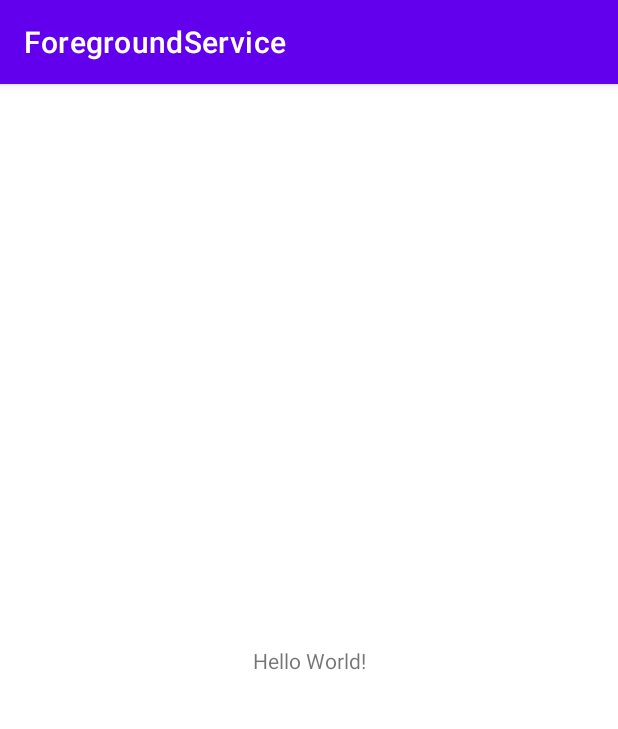
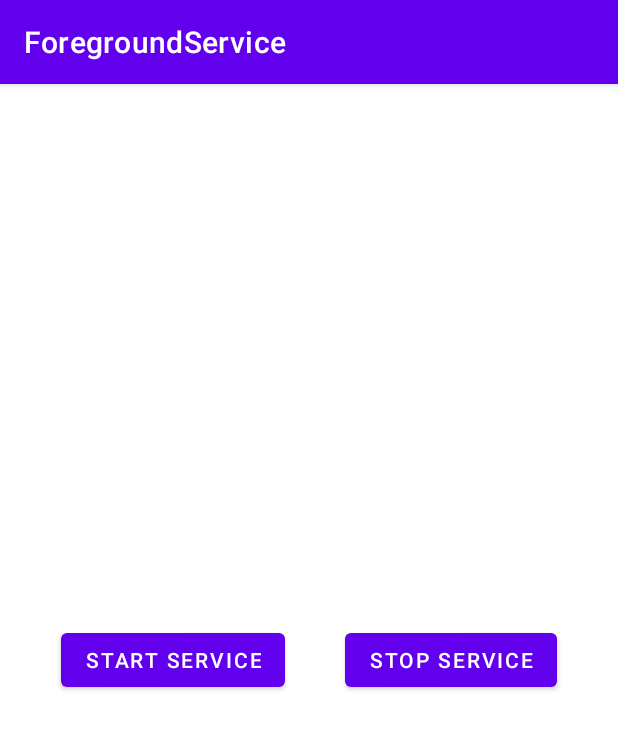
Before and after one commit to utariddev/foregroundService, an Android app: the screen it shows after launch (MainActivity), on a phone screen of 412 x 824 dp. Shown: the top 729 px of the screen. Run offline under Robolectric (Android 15) with nearby library versions, the phone set to English and light mode, and no system bars.

Commit message:
arayuz yazildi

```diff
--- a/app/build.gradle
+++ b/app/build.gradle
@@ -26,6 +26,10 @@ android {
         sourceCompatibility JavaVersion.VERSION_1_8
         targetCompatibility JavaVersion.VERSION_1_8
     }
+
+    buildFeatures {
+        viewBinding true
+    }
 }
 
 dependencies {
--- a/app/src/main/java/org/utarid/foregroundservice/MainActivity.java
+++ b/app/src/main/java/org/utarid/foregroundservice/MainActivity.java
@@ -1,14 +1,35 @@
 package org.utarid.foregroundservice;
+
+import android.os.Bundle;
+import android.view.View;
 
 import androidx.appcompat.app.AppCompatActivity;
 
-import android.os.Bundle;
+import org.utarid.foregroundservice.databinding.ActivityMainBinding;
 
 public class MainActivity extends AppCompatActivity {
+
+    private ActivityMainBinding binding;
 
     @Override
     protected void onCreate(Bundle savedInstanceState) {
         super.onCreate(savedInstanceState);
-        setContentView(R.layout.activity_main);
+        binding = ActivityMainBinding.inflate(getLayoutInflater());
+        View view = binding.getRoot();
+        setContentView(view);
+
+        binding.btnStartService.setOnClickListener(new View.OnClickListener() {
+            @Override
+            public void onClick(View view) {
+
+            }
+        });
+
+        binding.btnStopService.setOnClickListener(new View.OnClickListener() {
+            @Override
+            public void onClick(View view) {
+
+            }
+        });
     }
 }
--- a/app/src/main/res/layout/activity_main.xml
+++ b/app/src/main/res/layout/activity_main.xml
@@ -7,12 +7,35 @@
     tools:context=".MainActivity">
 
     <TextView
+        android:id="@+id/txtServiceStatus"
         android:layout_width="wrap_content"
         android:layout_height="wrap_content"
-        android:text="Hello World!"
+        android:layout_marginBottom="16dp"
+        android:text=""
+        app:layout_constraintBottom_toTopOf="@+id/btnStopService"
+        app:layout_constraintLeft_toLeftOf="parent"
+        app:layout_constraintRight_toRightOf="parent" />
+
+    <Button
+        android:id="@+id/btnStartService"
+        android:layout_width="wrap_content"
+        android:layout_height="wrap_content"
+        android:text="Start Service"
         app:layout_constraintBottom_toBottomOf="parent"
-        app:layout_constraintLeft_toLeftOf="parent"
-        app:layout_constraintRight_toRightOf="parent"
+        app:layout_constraintEnd_toStartOf="@+id/btnStopService"
+        app:layout_constraintHorizontal_bias="0.5"
+        app:layout_constraintStart_toStartOf="parent"
+        app:layout_constraintTop_toTopOf="parent" />
+
+    <Button
+        android:id="@+id/btnStopService"
+        android:layout_width="wrap_content"
+        android:layout_height="wrap_content"
+        android:text="Stop Service"
+        app:layout_constraintBottom_toBottomOf="parent"
+        app:layout_constraintEnd_toEndOf="parent"
+        app:layout_constraintHorizontal_bias="0.5"
+        app:layout_constraintStart_toEndOf="@+id/btnStartService"
         app:layout_constraintTop_toTopOf="parent" />
 
 </androidx.constraintlayout.widget.ConstraintLayout>
```
Also changed, not shown: 1 other file.
